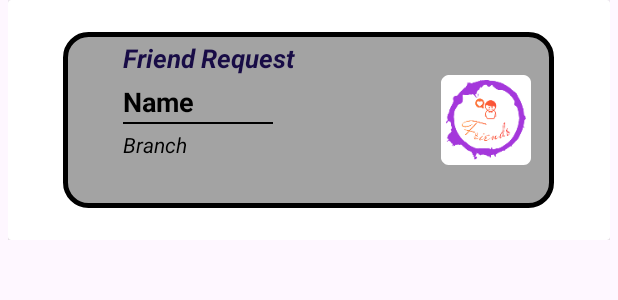
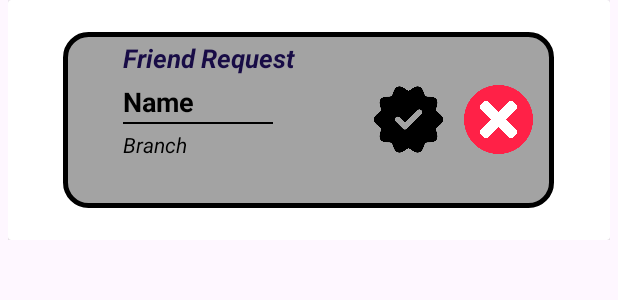
Before and after one commit to kush-raj-nit061/Friendship, an Android app: the layout notification__single_item.xml on its own in the app's theme, with its tools: preview values and no code run, on a phone screen of 412 x 824 dp. Shown: the top 300 px of the screen. Run offline under Robolectric (Android 15) with nearby library versions, the phone set to English and light mode, and no system bars; plain views replace YcCardView.

Commit message:
All bugs removed and sliding drawer loading updated

```diff
--- a/app/src/main/java/com/example/friendship/UserAdapter.java
+++ b/app/src/main/java/com/example/friendship/UserAdapter.java
@@ -55,7 +55,10 @@ public class UserAdapter extends FirebaseRecyclerAdapter<UserModel,UserAdapter.u
         dbRef.child("Likes").child(model.getUserId()).addValueEventListener(new ValueEventListener() {
             @Override
             public void onDataChange(@NonNull DataSnapshot snapshot) {
+                Map<String,Object> map  = new HashMap<>();
                 holder.tvPopular.setText(String.valueOf(snapshot.getChildrenCount()));
+                map.put("likes",String.valueOf(snapshot.getChildrenCount()));
+                dbRef.child("students").child(model.getUserId()).updateChildren(map);
             }
 
             @Override
--- a/app/src/main/res/layout/activity_main.xml
+++ b/app/src/main/res/layout/activity_main.xml
@@ -24,7 +24,7 @@
             android:layout_height="match_parent"
             android:orientation="vertical">
             <androidx.appcompat.widget.Toolbar
-                android:background="@color/colorPrimary"
+                android:background="@color/colorAccent"
                 android:layout_width="match_parent"
                 android:layout_height="wrap_content">
                 <LinearLayout
@@ -43,7 +43,7 @@
                     <TextView
                         android:layout_width="match_parent"
                         android:layout_height="wrap_content"
-                        android:text="Name of app"
+                        android:text="Friendship"
                         android:layout_marginHorizontal="16dp"
 
                         android:textSize="24sp"
@@ -130,6 +130,7 @@
                                 android:layout_marginTop="10dp"/>
                         </LinearLayout>
                         <TextView
+                            android:id="@+id/branch"
                             android:layout_width="match_parent"
                             android:layout_height="wrap_content"
                             android:gravity="start"
@@ -138,6 +139,7 @@
                             android:textSize="20dp"
                             android:layout_marginLeft="5dp"/>
                         <TextView
+                            android:id="@+id/year"
                             android:layout_width="match_parent"
                             android:layout_height="wrap_content"
                             android:gravity="start"
--- a/app/src/main/res/layout/notification__single_item.xml
+++ b/app/src/main/res/layout/notification__single_item.xml
@@ -71,15 +71,28 @@
                     />
 
                 <ImageView
-                    android:id="@+id/profile_image"
-                    android:layout_width="60dp"
-                    android:layout_height="60dp"
+                    android:id="@+id/reject"
+                    android:layout_width="50dp"
+                    android:layout_height="50dp"
+                    android:paddingEnd="4dp"
+                    android:src="@drawable/cross"
+                    android:visibility="visible"
                     android:layout_alignParentEnd="true"
-                    android:layout_centerInParent="true"
-                    android:layout_marginEnd="15dp"
-                    android:src="@mipmap/ic_launcher"
-                    app:layout_constraintEnd_toEndOf="parent"
-                    app:layout_constraintTop_toTopOf="parent" />
+                    android:layout_alignParentRight="true"
+                    android:layout_centerVertical="true"
+                    android:layout_marginRight="10dp"
+                    />
+
+                <ImageView
+                    android:layout_toLeftOf="@+id/reject"
+                    android:id="@+id/accept"
+                    android:layout_width="50dp"
+                    android:layout_height="50dp"
+                    android:paddingEnd="4dp"
+                    android:src="@drawable/verify"
+                    android:layout_centerVertical="true"
+                    android:layout_marginRight="10dp"
+                    />
             </RelativeLayout>
 
             <TextView
```
Also changed, not shown: app/src/main/java/com/example/friendship/BasicDetails/DetailsActivity1.java (+4 -4 lines), app/src/main/java/com/example/friendship/MainActivity.java (+7 -0 lines), app/src/main/java/com/example/friendship/NotificationAdapter.java (+30 -4 lines).
